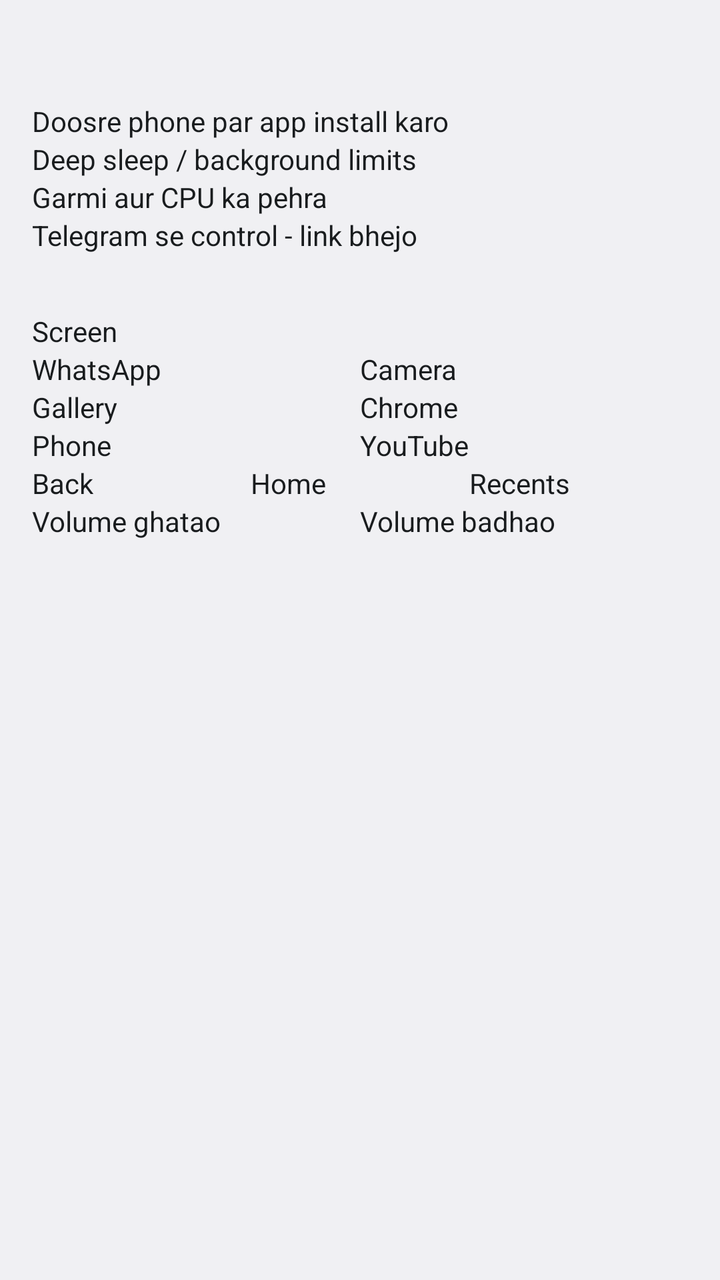
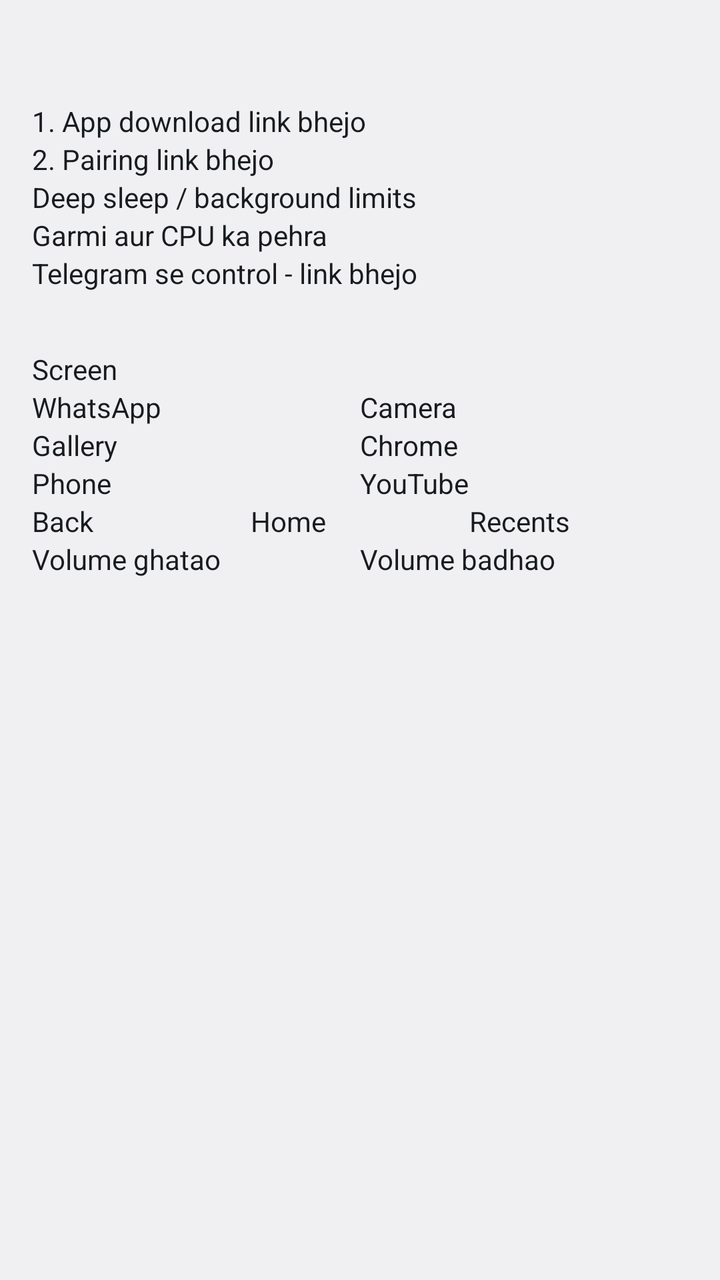

Screens rendered from an Android XML layout before and after an edit, with the pre-edit source and the edit as a unified diff.
<!-- AndroidManifest.xml: application theme Theme.HeatGuard -->
<!-- res/layout/activity_main.xml -->
<?xml version="1.0" encoding="utf-8"?>
<ScrollView xmlns:android="http://schemas.android.com/apk/res/android"
    android:layout_width="match_parent"
    android:layout_height="match_parent">

    <LinearLayout
        android:layout_width="match_parent"
        android:layout_height="wrap_content"
        android:orientation="vertical"
        android:padding="16dp">

        <TextView
            android:id="@+id/status"
            android:layout_width="match_parent"
            android:layout_height="wrap_content"
            android:textSize="20sp"
            android:textStyle="bold"
            android:paddingBottom="8dp" />

        <Button
            android:id="@+id/send_link"
            android:layout_width="match_parent"
            android:layout_height="wrap_content"
            android:text="@string/send_link_button" />

        <Button
            android:id="@+id/btn_deep"
            android:layout_width="match_parent"
            android:layout_height="wrap_content"
            android:text="@string/deep_title" />

        <Button
            android:id="@+id/btn_guard"
            android:layout_width="match_parent"
            android:layout_height="wrap_content"
            android:text="@string/guard_button" />

        <Button
            android:id="@+id/btn_telegram"
            android:layout_width="match_parent"
            android:layout_height="wrap_content"
            android:text="@string/telegram_button" />

        <TextView
            android:id="@+id/steps"
            android:layout_width="match_parent"
            android:layout_height="wrap_content"
            android:textSize="14sp"
            android:paddingBottom="10dp" />

        <Button
            android:id="@+id/btn_screen"
            android:layout_width="match_parent"
            android:layout_height="wrap_content"
            android:text="@string/tile_screen" />

        <LinearLayout
            android:layout_width="match_parent"
            android:layout_height="wrap_content">
            <Button
                android:id="@+id/btn_whatsapp"
                android:layout_width="0dp"
                android:layout_height="wrap_content"
                android:layout_weight="1"
                android:text="@string/tile_whatsapp" />
            <Button
                android:id="@+id/btn_camera"
                android:layout_width="0dp"
                android:layout_height="wrap_content"
                android:layout_weight="1"
                android:text="@string/tile_camera" />
        </LinearLayout>

        <LinearLayout
            android:layout_width="match_parent"
            android:layout_height="wrap_content">
            <Button
                android:id="@+id/btn_gallery"
                android:layout_width="0dp"
                android:layout_height="wrap_content"
                android:layout_weight="1"
                android:text="@string/tile_gallery" />
            <Button
                android:id="@+id/btn_chrome"
                android:layout_width="0dp"
                android:layout_height="wrap_content"
                android:layout_weight="1"
                android:text="@string/tile_chrome" />
        </LinearLayout>

        <LinearLayout
            android:layout_width="match_parent"
            android:layout_height="wrap_content">
            <Button
                android:id="@+id/btn_phone"
                android:layout_width="0dp"
                android:layout_height="wrap_content"
                android:layout_weight="1"
                android:text="@string/tile_phone" />
            <Button
                android:id="@+id/btn_youtube"
                android:layout_width="0dp"
                android:layout_height="wrap_content"
                android:layout_weight="1"
                android:text="@string/tile_youtube" />
        </LinearLayout>

        <LinearLayout
            android:layout_width="match_parent"
            android:layout_height="wrap_content">
            <Button
                android:id="@+id/key_back"
                android:layout_width="0dp"
                android:layout_height="wrap_content"
                android:layout_weight="1"
                android:text="@string/home_back" />
            <Button
                android:id="@+id/key_home"
                android:layout_width="0dp"
                android:layout_height="wrap_content"
                android:layout_weight="1"
                android:text="@string/home_home" />
            <Button
                android:id="@+id/btn_recents"
                android:layout_width="0dp"
                android:layout_height="wrap_content"
                android:layout_weight="1"
                android:text="@string/tile_recents" />
        </LinearLayout>

        <LinearLayout
            android:layout_width="match_parent"
            android:layout_height="wrap_content">
            <Button
                android:id="@+id/vol_down"
                android:layout_width="0dp"
                android:layout_height="wrap_content"
                android:layout_weight="1"
                android:text="@string/home_vol_down" />
            <Button
                android:id="@+id/vol_up"
                android:layout_width="0dp"
                android:layout_height="wrap_content"
                android:layout_weight="1"
                android:text="@string/home_vol_up" />
        </LinearLayout>

        <TextView
            android:id="@+id/reply"
            android:layout_width="match_parent"
            android:layout_height="wrap_content"
            android:textSize="14sp"
            android:paddingTop="8dp" />
    </LinearLayout>
</ScrollView>
<!-- resources referenced by this layout -->
<resources>
  <string name="deep_title">Deep sleep / background limits</string>
  <string name="guard_button">Garmi aur CPU ka pehra</string>
  <string name="home_back">Back</string>
  <string name="home_home">Home</string>
  <string name="home_vol_down">Volume ghatao</string>
  <string name="home_vol_up">Volume badhao</string>
  <string name="send_link_button">Doosre phone par app install karo</string>
  <string name="telegram_button">Telegram se control - link bhejo</string>
  <string name="tile_camera">Camera</string>
  <string name="tile_chrome">Chrome</string>
  <string name="tile_gallery">Gallery</string>
  <string name="tile_phone">Phone</string>
  <string name="tile_recents">Recents</string>
  <string name="tile_screen">Screen</string>
  <string name="tile_whatsapp">WhatsApp</string>
  <string name="tile_youtube">YouTube</string>
  <style name="Theme.HeatGuard" parent="@android:style/Theme.DeviceDefault.DayNight">
          <item name="android:colorAccent">@color/accent</item>
          <item name="android:statusBarColor">@color/bar</item>
          <item name="android:navigationBarColor">@color/bar</item>
      </style>
  <color name="accent">#E85D04</color>
  <color name="bar">#1A120B</color>
</resources>

<!-- the commit's change to res/layout/activity_main.xml (unified diff, before → after) -->
@@ -16,6 +16,12 @@
             android:textSize="20sp"
             android:textStyle="bold"
             android:paddingBottom="8dp" />
+
+        <Button
+            android:id="@+id/send_apk"
+            android:layout_width="match_parent"
+            android:layout_height="wrap_content"
+            android:text="@string/send_apk_button" />
 
         <Button
             android:id="@+id/send_link"
<!-- resource entries referenced after the edit -->
@@ -6,7 +6,8 @@
   <string name="home_home">Home</string>
   <string name="home_vol_down">Volume ghatao</string>
   <string name="home_vol_up">Volume badhao</string>
-  <string name="send_link_button">Doosre phone par app install karo</string>
+  <string name="send_apk_button">1. App download link bhejo</string>
+  <string name="send_link_button">2. Pairing link bhejo</string>
   <string name="telegram_button">Telegram se control - link bhejo</string>
   <string name="tile_camera">Camera</string>
   <string name="tile_chrome">Chrome</string>
